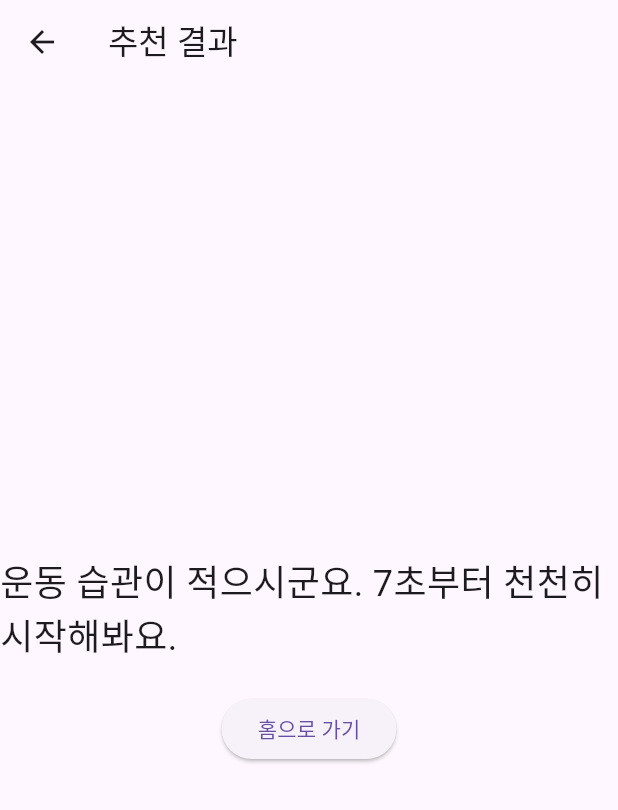
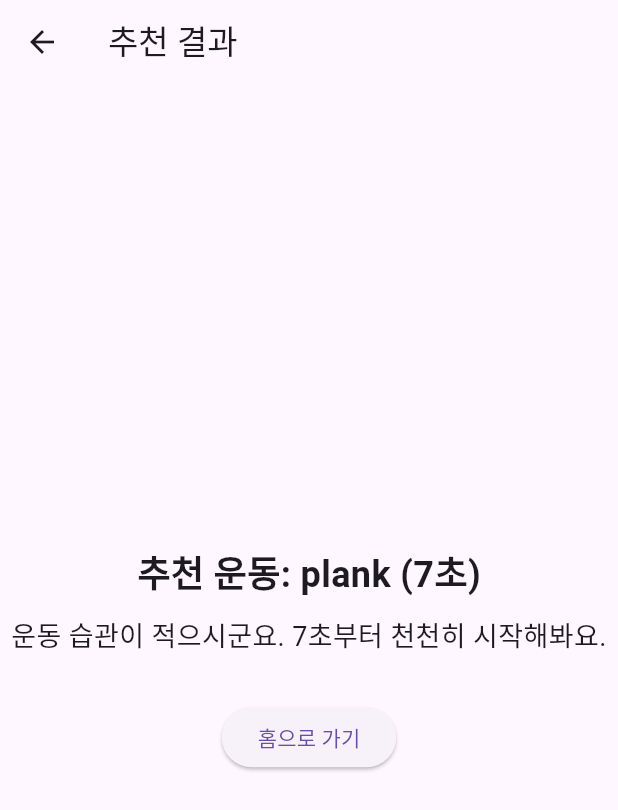
Before and after one commit to JJJmin777/Workout_app, a Flutter app: the PlankQuestionnaire screen opened directly, after a tap on "아니요", after a tap on "주 1회", on a phone screen of 412 x 824 dp. Shown: the top 810 px of the screen. Run offline on Flutter 3.47's test engine with Material 3 defaults, Android fonts, the phone set to English and light mode, and no system bars; our stand-ins replace cloud_firestore, firebase_auth, firebase_core, table_calendar; accounts and stored records are empty.

Commit message:
러닝, 계단 오르기 설문 화면 구성(완), 디렉터리 구조 변경(완)

```diff
--- a/lib/main.dart
+++ b/lib/main.dart
@@ -5,8 +5,8 @@ import 'package:firebase_auth/firebase_auth.dart';
 import 'package:workout_app/screens/home_screen.dart';
 
 import 'screens/home_screen.dart';
-import 'screens/login_screen.dart';
-import 'screens/workout_selection_screen.dart';
+import 'screens/auth/login_screen.dart';
+import 'screens/workouts/common/workout_selection_screen.dart';
 
 Future<void> main() async {
   WidgetsFlutterBinding.ensureInitialized(); // Flutter 시스템 준비
--- a/lib/screens/login_form.dart
+++ b/lib/screens/auth/login_form.dart
@@ -1,6 +1,6 @@
 import 'package:flutter/material.dart';
 import 'package:firebase_auth/firebase_auth.dart';
-import 'workout_selection_screen.dart';
+import '../workouts/common/workout_selection_screen.dart';
 
 class LoginForm extends StatelessWidget {
   final emailController = TextEditingController();
--- a/lib/screens/plank_result_screen.dart
+++ /dev/null
@@ -1,34 +0,0 @@
-import 'package:flutter/material.dart';
-import 'home_screen.dart';
-
-class PlankResultScreen extends StatelessWidget {
-  final String resultText;
-
-  PlankResultScreen({required this.resultText});
-
-  @override
-  Widget build(BuildContext context) {
-    return Scaffold(
-      appBar: AppBar(title: Text("추천 결과")),
-      body: Center(
-        child: Column(
-          mainAxisSize: MainAxisSize.min,
-          children: [
-            Text(resultText, style: TextStyle(fontSize: 24)),
-            SizedBox(height: 20),
-            ElevatedButton(
-              onPressed: () {
-                Navigator.pushAndRemoveUntil(
-                  context,
-                  MaterialPageRoute(builder: (_) => HomeScreen()),
-                  (route) => false,
-                );
-              },
-              child: Text("홈으로 가기"),
-            )
-          ],
-        ),
-      ),
-    );
-  }
-}
--- /dev/null
+++ b/lib/screens/questionnaire/plank_questionnaire.dart
@@ -0,0 +1,113 @@
+import 'package:flutter/material.dart';
+import 'package:firebase_auth/firebase_auth.dart';
+import 'package:cloud_firestore/cloud_firestore.dart';
+import 'questionnaire_result_screen.dart';
+
+class PlankQuestionnaire extends StatefulWidget{
+  @override
+  _PlankQuestionnaireState createState() => _PlankQuestionnaireState();
+}
+
+class _PlankQuestionnaireState extends State<PlankQuestionnaire> {
+  int step = 0;
+
+  void nextStep(int answer) {
+    setState(() {
+      if (step == 0) {
+        if (answer == 1) step = 1; // 해봤다
+        else step = 2; // 안 해봤다
+
+      } else if (step == 1) {
+        if (answer == 1 || answer == 2) {
+          saveResultToFirebase("plank", 7, "당신의 경험에 따라 7초 플랭크부터 시작해보세요.");
+        } else {
+          saveResultToFirebase("plank", 60, "좋아요! 바로 60초 플랭크에 도전해보세요.");
+        }
+        step = 3;
+
+      } else if (step == 2) {
+        if (answer == 1 || answer == 2) {
+          saveResultToFirebase("plank", 7, "운동 습관이 적으시군요. 7초부터 천천히 시작해봐요.");
+        } else {
+          saveResultToFirebase("plank", 15, "운동을 자주 하시네요! 15초 플랭크로 시작해봐요.");
+        }
+        step = 3;
+      }
+    });
+  }
+
+  void saveResultToFirebase(String workout, int levelSeconds, String resultText) async {
+    final user = FirebaseAuth.instance.currentUser;
+    if (user != null) {
+      await FirebaseFirestore.instance
+          .collection('workout_profiles')
+          .doc(user.uid)
+          .set({
+        'email': user.email,
+        'workout': workout,
+        'level_seconds': levelSeconds, // 숫자 형식으로 저장 ✅
+        'timestamp': FieldValue.serverTimestamp(),
+      });
+
+      // 저장 후 홈으로 이동
+      Navigator.pushReplacement(
+        context,
+        MaterialPageRoute(builder: (_) => QuestionnaireResultScreen(
+            workout: workout,
+            levelSeconds:levelSeconds,
+            resultText: resultText,
+          )
+        ),
+      );
+    }
+  }
+
+  @override
+  Widget build(BuildContext context) {
+    if (step == 0) {
+      return Scaffold(
+        appBar: AppBar(title: Text("플랭크")),
+        body: Center(
+          child: Column(
+            mainAxisSize: MainAxisSize.min,
+            children: [
+              Text("플랭크를 해보셨나요?"),
+              ElevatedButton(onPressed: () => nextStep(1), child: Text("네")),
+              ElevatedButton(onPressed: () => nextStep(2), child: Text("아니요")),
+            ],
+          )
+        )
+      );
+    } else if (step == 1) {
+      return Scaffold(
+        body: Center(
+          child: Column(
+            mainAxisSize: MainAxisSize.min,
+            children: [
+              Text("얼마나 할 수 있나요?"),
+              ElevatedButton(onPressed: () => nextStep(1), child: Text("15초")),
+              ElevatedButton(onPressed: () => nextStep(2), child: Text("30초")),
+              ElevatedButton(onPressed: () => nextStep(3), child: Text("60초")),
+            ],
+          )
+        )
+      );
+    } else if (step == 2) {
+      return Scaffold(
+        body: Center(
+          child: Column(
+            mainAxisSize: MainAxisSize.min,
+            children: [
+              Text("평소 운동을 얼마나 하세요?"),
+              ElevatedButton(onPressed: () => nextStep(1), child: Text("주 1회")),
+              ElevatedButton(onPressed: () => nextStep(2), child: Text("주 2회")),
+              ElevatedButton(onPressed: () => nextStep(3), child: Text("주 3회 이상")),
+            ],
+          ),
+        ),
+      );
+    } else {
+      return SizedBox.shrink();
+    }
+  }
+}
--- /dev/null
+++ b/lib/screens/questionnaire/questionnaire_result_screen.dart
@@ -0,0 +1,62 @@
+import 'package:flutter/material.dart';
+import '../home_screen.dart';
+
+class QuestionnaireResultScreen extends StatelessWidget {
+  final String workout;
+  final String resultText;
+  final int levelSeconds;
+
+  QuestionnaireResultScreen({
+    required this.workout,
+    required this.resultText,
+    required this.levelSeconds,
+    });
+
+  String formatExerciseAmount(String name, int value){
+    switch (name) {
+      case "running":
+        return "${value}m";
+      case "stairs":
+        return "${value}층";
+      case "plank":
+        return '${value}초';
+      default:
+        return "$value"; // 반드시 String을 return 해야 해서 이 case도 넣엊줘야함
+    }
+  }
+
+  @override
+  Widget build(BuildContext context) {
+    return Scaffold(
+      appBar: AppBar(title: Text("추천 결과")),
+      body: Center(
+        child: Column(
+          mainAxisSize: MainAxisSize.min,
+          children: [
+            Text(
+              "추천 운동: $workout (${formatExerciseAmount(workout, levelSeconds)})",
+              style: TextStyle(fontSize: 24, fontWeight: FontWeight.bold),
+            ),
+            SizedBox(height: 10),
+            Text(
+              resultText,
+              style: TextStyle(fontSize: 18),
+              textAlign: TextAlign.center,
+            ),
+            SizedBox(height: 30),
+            ElevatedButton(
+              onPressed: () {
+                Navigator.pushAndRemoveUntil(
+                  context,
+                  MaterialPageRoute(builder: (_) => HomeScreen()),
+                  (route) => false,
+                );
+              },
+              child: Text("홈으로 가기"),
+            )
+          ],
+        ),
+      ),
+    );
+  }
+}
--- a/lib/screens/plank_questionnaire.dart
+++ b/lib/screens/questionnaire/running_questionnaire.dart
@@ -1,14 +1,14 @@
 import 'package:flutter/material.dart';
 import 'package:firebase_auth/firebase_auth.dart';
 import 'package:cloud_firestore/cloud_firestore.dart';
-import 'plank_result_screen.dart';
+import 'questionnaire_result_screen.dart';
 
-class PlankQuestionnaire extends StatefulWidget{
+class RunningQuestionnaire extends StatefulWidget{
   @override
-  _PlankQuestionnaireState createState() => _PlankQuestionnaireState();
+  _RunningQuestionnaireState createState() => _RunningQuestionnaireState();
 }
 
-class _PlankQuestionnaireState extends State<PlankQuestionnaire> {
+class _RunningQuestionnaireState extends State<RunningQuestionnaire> {
   int step = 0;
 
   void nextStep(int answer) {
@@ -18,18 +18,22 @@ class _PlankQuestionnaireState extends State<PlankQuestionnaire> {
         else step = 2; // 안 해봤다
 
       } else if (step == 1) {
-        if (answer == 1 || answer == 2) {
-          saveResultToFirebase("plank", 7, "당신의 경험에 따라 7초 플랭크부터 시작해보세요.");
-        } else {
-          saveResultToFirebase("plank", 60, "좋아요! 바로 60초 플랭크에 도전해보세요.");
+        if (answer == 1) {
+          saveResultToFirebase("running", 300, "한 트랙정도로 천천히 시작해봐요!");
+        } else if (answer == 2) {
+          saveResultToFirebase("running", 600, "좋아요! 10분 러닝에 도전해보세요.");
+        } else if (answer == 3) {
+          saveResultToFirebase("running", 1200, "대단해요! 20분 러닝이 당신에게 딱이에요.");
         }
         step = 3;
 
       } else if (step == 2) {
-        if (answer == 1 || answer == 2) {
-          saveResultToFirebase("plank", 7, "운동 습관이 적으시군요. 7초부터 천천히 시작해봐요.");
-        } else {
-          saveResultToFirebase("plank", 15, "운동을 자주 하시네요! 15초 플랭크로 시작해봐요.");
+        if (answer == 1) {
+          saveResultToFirebase("running", 150, "가벼운 러닝부터 시작해보는 건 어때요?");
+        } else if (answer == 2) {
+          saveResultToFirebase("running", 300, "좋아요! 5분 러닝부터 천천히 도전해봐요.");
+        } else if (answer == 3) {
+          saveResultToFirebase("running", 400, "운동을 자주 하시는군요! 7분 러닝 도전해보세요.");
         }
         step = 3;
       }
@@ -52,7 +56,12 @@ class _PlankQuestionnaireState extends State<PlankQuestionnaire> {
       // 저장 후 홈으로 이동
       Navigator.pushReplacement(
         context,
-        MaterialPageRoute(builder: (_) => PlankResultScreen(resultText: resultText)),
+        MaterialPageRoute(builder: (_) => QuestionnaireResultScreen(
+            workout: workout,
+            levelSeconds:levelSeconds,
+            resultText: resultText,
+          )
+        ),
       );
     }
   }
@@ -61,12 +70,12 @@ class _PlankQuestionnaireState extends State<PlankQuestionnaire> {
   Widget build(BuildContext context) {
     if (step == 0) {
       return Scaffold(
-        appBar: AppBar(title: Text("플랭크")),
+        appBar: AppBar(title: Text("런닝")),
         body: Center(
           child: Column(
             mainAxisSize: MainAxisSize.min,
             children: [
-              Text("플랭크를 해보셨나요?"),
+              Text("런닝을 주로 하세요?"),
               ElevatedButton(onPressed: () => nextStep(1), child: Text("네")),
               ElevatedButton(onPressed: () => nextStep(2), child: Text("아니요")),
             ],
@@ -79,10 +88,10 @@ class _PlankQuestionnaireState extends State<PlankQuestionnaire> {
           child: Column(
             mainAxisSize: MainAxisSize.min,
             children: [
-              Text("얼마나 할 수 있나요?"),
-              ElevatedButton(onPressed: () => nextStep(1), child: Text("15초")),
-              ElevatedButton(onPressed: () => nextStep(2), child: Text("30초")),
-              ElevatedButton(onPressed: () => nextStep(3), child: Text("60초")),
+              Text("쉬지 않고 얼마나 달릴수 있나요?"),
+              ElevatedButton(onPressed: () => nextStep(1), child: Text("500m이하")),
+              ElevatedButton(onPressed: () => nextStep(2), child: Text("1km이하")),
+              ElevatedButton(onPressed: () => nextStep(3), child: Text("그 이상")),
             ],
           )
         )
--- a/lib/screens/running_result_screen.dart
+++ /dev/null
@@ -1,34 +0,0 @@
-import 'package:flutter/material.dart';
-import 'home_screen.dart';
-
-class PlankResultScreen extends StatelessWidget {
-  final String resultText;
-
-  PlankResultScreen({required this.resultText});
-
-  @override
-  Widget build(BuildContext context) {
-    return Scaffold(
-      appBar: AppBar(title: Text("추천 결과")),
-      body: Center(
-        child: Column(
-          mainAxisSize: MainAxisSize.min,
-          children: [
-            Text(resultText, style: TextStyle(fontSize: 24)),
-            SizedBox(height: 20),
-            ElevatedButton(
-              onPressed: () {
-                Navigator.pushAndRemoveUntil(
-                  context,
-                  MaterialPageRoute(builder: (_) => HomeScreen()),
-                  (route) => false,
-                );
-              },
-              child: Text("홈으로 가기"),
-            )
-          ],
-        ),
-      ),
-    );
-  }
-}
--- a/lib/screens/workout_timer_screen.dart
+++ b/lib/screens/workouts/plank/plnak_timer_screen.dart
@@ -2,7 +2,7 @@ import 'dart:async';
 import 'package:flutter/material.dart';
 import 'package:firebase_auth/firebase_auth.dart';
 import 'package:cloud_firestore/cloud_firestore.dart';
-import 'home_screen.dart';
+import '../../home_screen.dart';
 
 class WorkoutTimerScreen extends StatefulWidget{
   final String workout;
```
Also changed, not shown: lib/screens/home_screen.dart (+21 -3 lines), lib/screens/questionnaire/stairs_questionnaire.dart (renamed from lib/screens/running_questionnaire.dart, +27 -18 lines), lib/screens/workouts/common/workout_selection_screen.dart (renamed from lib/screens/workout_selection_screen.dart, +10 -3 lines), lib/screens/auth/login_screen.dart (renamed from lib/screens/login_screen.dart), lib/screens/auth/signup_screen.dart (renamed from lib/screens/signup_screen.dart), lib/screens/workouts/common/workout_history_screen.dart (renamed from lib/screens/workout_history_screen.dart), lib/screens/workouts/running/running_screen.dart (added), lib/screens/workouts/stairs/stairs_screen.dart (added).
